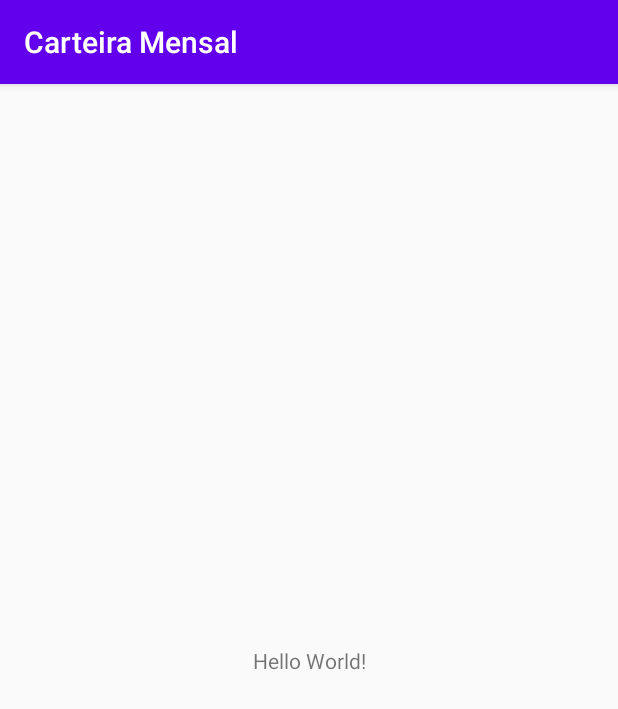
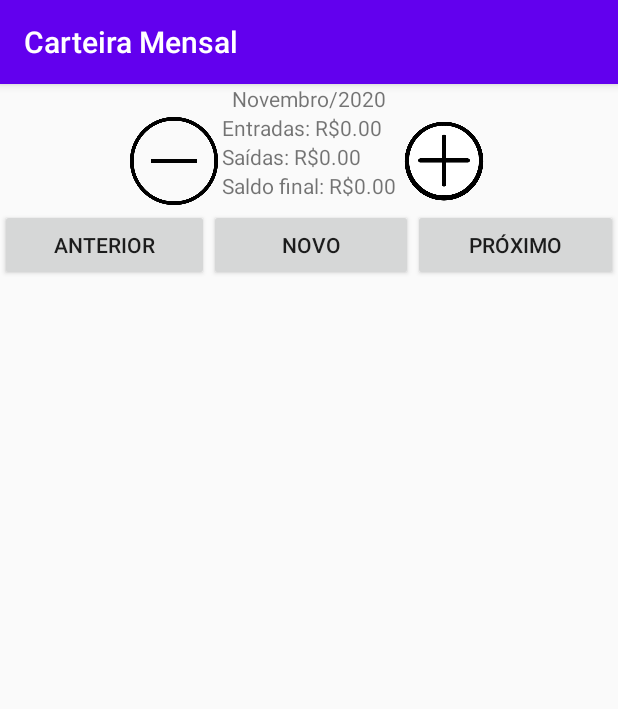
Before and after one commit to nigarofe/GestorFinanceiro, an Android app: the screen it shows after launch (MainActivity), on a phone screen of 412 x 824 dp. Shown: the top 709 px of the screen. Run offline under Robolectric (Android 15) with nearby library versions, the phone set to English and light mode, and no system bars.

Commit message:
Fim vídeo 5

```diff
--- a/app/src/main/res/layout/activity_main.xml
+++ b/app/src/main/res/layout/activity_main.xml
@@ -6,13 +6,114 @@
     android:layout_height="match_parent"
     tools:context=".MainActivity">
 
-    <TextView
-        android:layout_width="wrap_content"
-        android:layout_height="wrap_content"
-        android:text="Hello World!"
-        app:layout_constraintBottom_toBottomOf="parent"
-        app:layout_constraintLeft_toLeftOf="parent"
-        app:layout_constraintRight_toRightOf="parent"
-        app:layout_constraintTop_toTopOf="parent" />
+    <LinearLayout
+        android:layout_width="match_parent"
+        android:layout_height="match_parent"
+        android:orientation="vertical">
 
+        <TextView
+            android:layout_width="wrap_content"
+            android:layout_height="wrap_content"
+            android:layout_gravity="center"
+            android:text="Novembro/2020" />
+
+        <LinearLayout
+            android:layout_width="wrap_content"
+            android:layout_height="wrap_content"
+            android:layout_gravity="center"
+            android:orientation="horizontal">
+
+            <ImageButton
+                android:layout_width="64dp"
+                android:layout_height="64dp"
+                android:background="@mipmap/sub" />
+
+            <LinearLayout
+                android:layout_width="wrap_content"
+                android:layout_height="wrap_content"
+                android:orientation="vertical">
+
+                <LinearLayout
+                    android:layout_width="wrap_content"
+                    android:layout_height="wrap_content"
+                    android:orientation="horizontal">
+
+                    <TextView
+                        android:layout_width="wrap_content"
+                        android:layout_height="wrap_content"
+                        android:text="Entradas: R$" />
+
+                    <TextView
+                        android:layout_width="wrap_content"
+                        android:layout_height="wrap_content"
+                        android:text="0.00" />
+                </LinearLayout>
+
+                <LinearLayout
+                    android:layout_width="wrap_content"
+                    android:layout_height="wrap_content"
+                    android:orientation="horizontal">
+
+                    <TextView
+                        android:layout_width="wrap_content"
+                        android:layout_height="wrap_content"
+                        android:text="Saídas: R$" />
+
+                    <TextView
+                        android:layout_width="wrap_content"
+                        android:layout_height="wrap_content"
+                        android:text="0.00" />
+                </LinearLayout>
+
+                <LinearLayout
+                    android:layout_width="wrap_content"
+                    android:layout_height="wrap_content"
+                    android:orientation="horizontal">
+
+                    <TextView
+                        android:layout_width="wrap_content"
+                        android:layout_height="wrap_content"
+                        android:text="Saldo final: R$" />
+
+                    <TextView
+                        android:layout_width="wrap_content"
+                        android:layout_height="wrap_content"
+                        android:text="0.00" />
+                </LinearLayout>
+
+            </LinearLayout>
+
+            <ImageButton
+                android:layout_width="64dp"
+                android:layout_height="64dp"
+                android:background="@mipmap/soma" />
+
+        </LinearLayout>
+
+        <LinearLayout
+            android:layout_width="match_parent"
+            android:layout_height="wrap_content"
+            android:orientation="horizontal">
+
+            <Button
+                android:layout_width="wrap_content"
+                android:layout_height="wrap_content"
+                android:layout_weight="1"
+                android:text="Anterior" />
+
+            <Button
+                android:layout_width="wrap_content"
+                android:layout_height="wrap_content"
+                android:layout_weight="1"
+                android:text="Novo" />
+
+            <Button
+                android:layout_width="wrap_content"
+                android:layout_height="wrap_content"
+                android:layout_weight="1"
+                android:text="Próximo" />
+
+        </LinearLayout>
+
+    </LinearLayout>
 </androidx.constraintlayout.widget.ConstraintLayout>
```
Also changed, not shown: app/src/main/res/mipmap-hdpi/cancelar.png (added), app/src/main/res/mipmap-hdpi/dinheiro.png (added), app/src/main/res/mipmap-hdpi/excluir.png (added), app/src/main/res/mipmap-hdpi/foto.png (added), app/src/main/res/mipmap-hdpi/grafico.png (added), app/src/main/res/mipmap-hdpi/ok.png (added), app/src/main/res/mipmap-hdpi/soma.png (added), app/src/main/res/mipmap-hdpi/sub.png (added), 7 other files.
